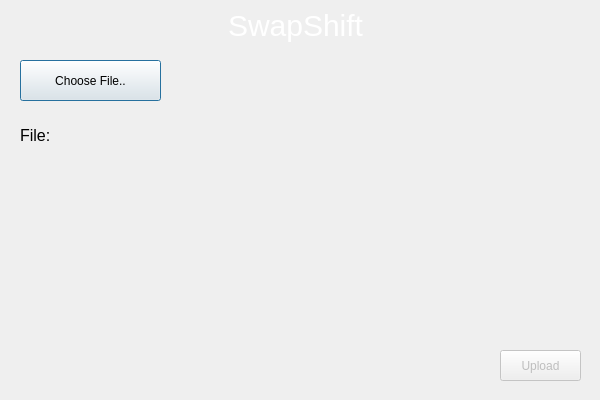
Old version of the form ManagersDesktopApplication/uploadrosterdialog.ui in the repository DanielGall500/SwapShift.
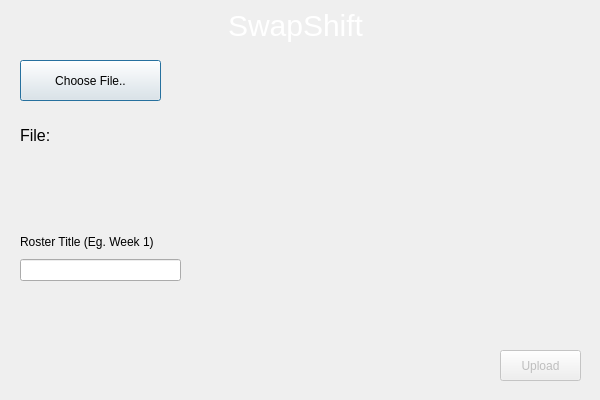
New version of the form.

Commit message: Roster Title Input

Diff of the .ui file:
```diff
--- a/ManagersDesktopApplication/uploadrosterdialog.ui
+++ b/ManagersDesktopApplication/uploadrosterdialog.ui
@@ -93,15 +93,37 @@
    <property name="geometry">
     <rect>
      <x>20</x>
-     <y>210</y>
+     <y>150</y>
      <width>391</width>
-     <height>121</height>
+     <height>61</height>
     </rect>
    </property>
    <property name="text">
     <string/>
    </property>
   </widget>
+  <widget class="QWidget" name="">
+   <property name="geometry">
+    <rect>
+     <x>20</x>
+     <y>230</y>
+     <width>161</width>
+     <height>51</height>
+    </rect>
+   </property>
+   <layout class="QVBoxLayout" name="verticalLayout">
+    <item>
+     <widget class="QLabel" name="rostTitleLabel">
+      <property name="text">
+       <string>Roster Title (Eg. Week 1)</string>
+      </property>
+     </widget>
+    </item>
+    <item>
+     <widget class="QLineEdit" name="rostTitleLineEdit"/>
+    </item>
+   </layout>
+  </widget>
  </widget>
  <resources/>
  <connections/>
```
The commit also changes 9 other files.
